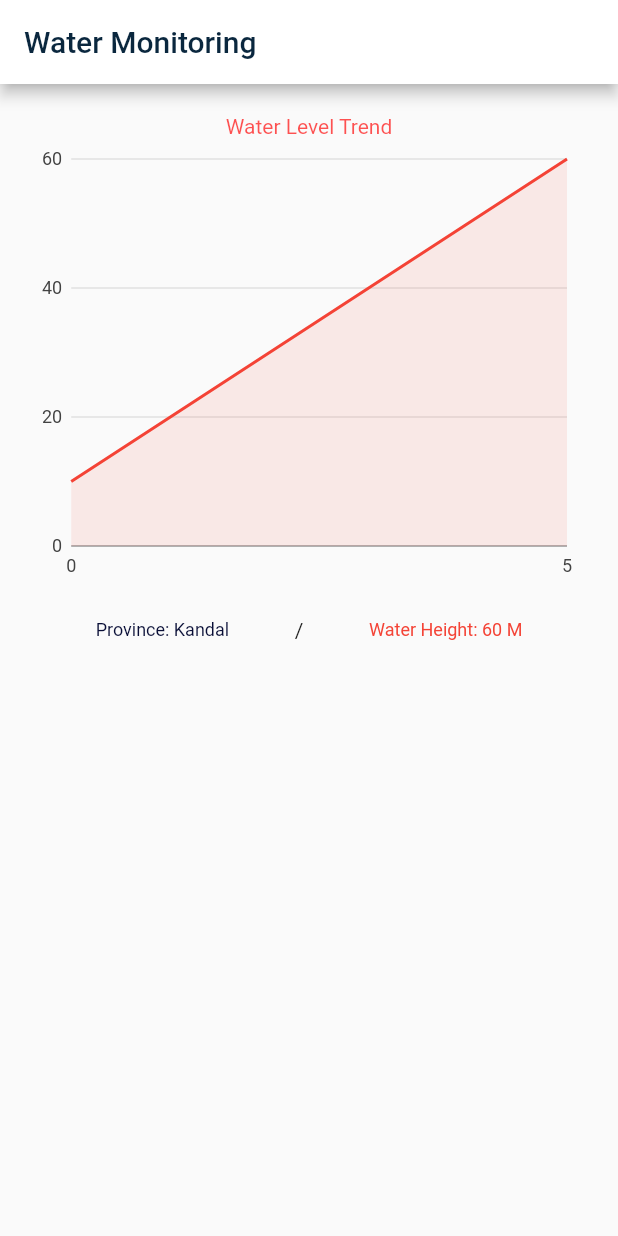
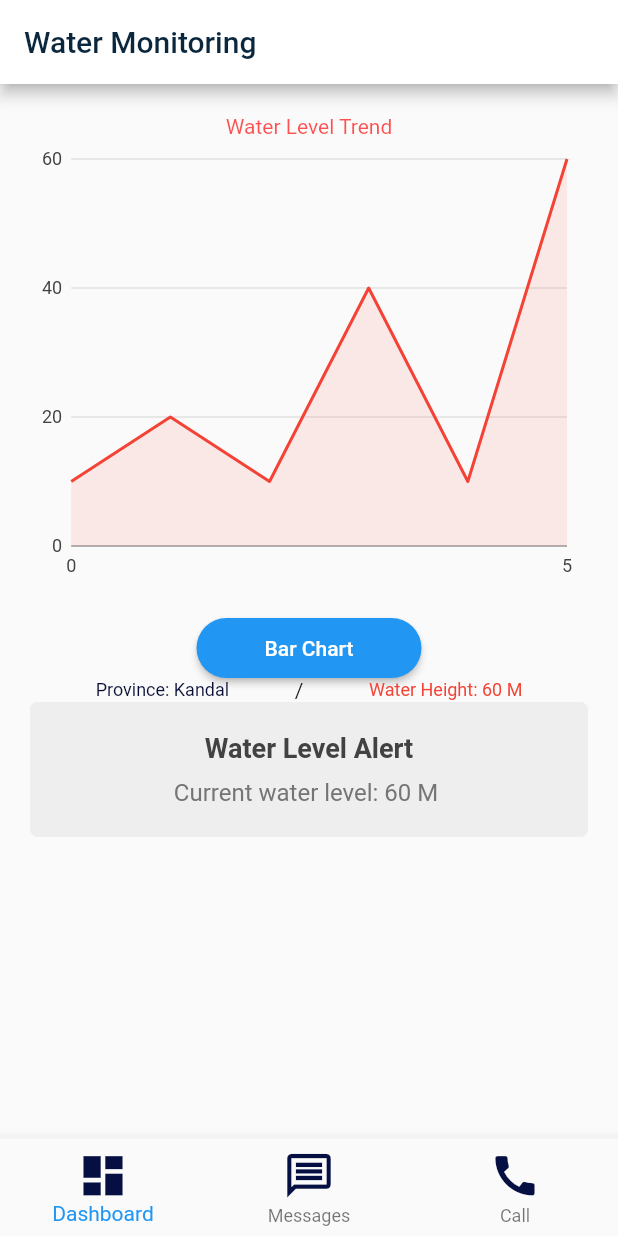
Before and after one commit to Thornsopanha/mrc-mobile-app, a Flutter app: the screen it shows after launch, on a phone screen of 412 x 824 dp. Run offline on Flutter 3.47's test engine with Material 2 defaults, Android fonts, the phone set to English and light mode, and no system bars; our stand-ins replace charts_flutter; Roboto replaces fonts that are missing (CADTMonoDisplay).

Commit message:
app ver2

```diff
--- a/mrc_mobile_app/lib/Funtions/button.dart
+++ b/mrc_mobile_app/lib/Funtions/button.dart
@@ -0,0 +1,36 @@
+import 'package:flutter/material.dart';
+
+class Button extends StatelessWidget {
+  const Button(
+      {Key? key,
+      this.label = "Label",
+      required Null Function() onPressed,
+      required Text child})
+      : super(key: key);
+
+  final String label;
+
+  @override
+  Widget build(BuildContext context) {
+    return SizedBox(
+      height: 40,
+      width: 150,
+      child: ElevatedButton(
+        onPressed: () {
+
+        }, // pass the onPressed callback here
+        style: ButtonStyle(
+            backgroundColor: MaterialStateProperty.all<Color>(
+                Theme.of(context).colorScheme.primary),
+            shape: MaterialStateProperty.all<RoundedRectangleBorder>(
+                RoundedRectangleBorder(
+              borderRadius: BorderRadius.circular(20),
+            ))),
+        child: Text(
+          label,
+          style: const TextStyle(fontFamily: 'CADTMonoDisplay'),
+        ),
+      ),
+    );
+  }
+}
--- /dev/null
+++ b/mrc_mobile_app/lib/Funtions/message_card1.dart
@@ -0,0 +1,40 @@
+import 'package:flutter/material.dart';
+
+class MessageCard1 extends StatelessWidget {
+  final String title;
+  final String content;
+
+  const MessageCard1({super.key, required this.title, required this.content});
+
+  @override
+  Widget build(BuildContext context) {
+    return Container(
+      width: double.infinity,
+      padding: EdgeInsets.all(20),
+      decoration: BoxDecoration(
+        color: Colors.grey[200],
+        borderRadius: BorderRadius.circular(5),
+      ),
+      child: Column(
+        children: <Widget>[
+          Text(
+            title,
+            style: TextStyle(
+              fontSize: 18,
+              fontWeight: FontWeight.bold,
+              color: Colors.grey[800],
+            ),
+          ),
+          const SizedBox(height: 10),
+          Text(
+            content,
+            style: TextStyle(
+              fontSize: 16,
+              color: Colors.grey[600],
+            ),
+          ),
+        ],
+      ),
+    );
+  }
+}
--- a/mrc_mobile_app/lib/homepage.dart
+++ b/mrc_mobile_app/lib/homepage.dart
@@ -1,5 +1,9 @@
 import 'package:flutter/material.dart';
 import 'package:charts_flutter/flutter.dart' as charts;
+import 'package:mrc_mobile_app/Funtions/button.dart';
+import 'package:mrc_mobile_app/message_page.dart';
+import 'Funtions/message_card1.dart';
+import 'Funtions/messege_card.dart';
 import 'providers/water_data_provider.dart';
 
 void main() => runApp(const Homepage());
@@ -31,11 +35,12 @@ class _MyHomePageState extends State<MyHomePage> {
   final List<WaterDataPoint> _data = [
     WaterDataPoint(0, 10, 'Kandal'),
     WaterDataPoint(1, 20, 'Kandal'),
-    WaterDataPoint(2, 30, 'Kandal'),
+    WaterDataPoint(2, 10, 'Kandal'),
     WaterDataPoint(3, 40, 'kandal'),
-    WaterDataPoint(4, 50, 'Kandal'),
+    WaterDataPoint(4, 10, 'Kandal'),
     WaterDataPoint(5, 60, 'Kandal'),
   ];
+  bool _isLineChart = true;
 
   @override
   Widget build(BuildContext context) {
@@ -62,21 +67,55 @@ class _MyHomePageState extends State<MyHomePage> {
                     fontSize: 14)),
             SizedBox(
                 height: 300,
-              child: charts.LineChart(
+                child: _isLineChart
+                    ? charts.LineChart(
                         [
                           charts.Series<WaterDataPoint, int>(
                             id: 'Water Level',
-                    colorFn: (_, __) => charts.MaterialPalette.red.shadeDefault,
+                            colorFn: (_, __) =>
+                                charts.MaterialPalette.red.shadeDefault,
                             data: _data,
-                    domainFn: (WaterDataPoint dataPoint, _) => dataPoint.time,
-                    measureFn: (WaterDataPoint dataPoint, _) => dataPoint.level,
+                            domainFn: (WaterDataPoint dataPoint, _) =>
+                                dataPoint.time,
+                            measureFn: (WaterDataPoint dataPoint, _) =>
+                                dataPoint.level,
                           ),
                         ],
                         animate: true,
-                defaultRenderer: charts.LineRendererConfig(includeArea: true),
+                        defaultRenderer:
+                            charts.LineRendererConfig(includeArea: true),
+                      )
+                    : charts.BarChart(
+                        [
+                          // charts.Series<WaterDataPoint, int>(
+                          //   id: 'Water Level',
+                          //   colorFn: (_, __) =>
+                          //       charts.MaterialPalette.red.shadeDefault,
+                          //   data: _data
+                          //       .map((point) =>
+                          //           charts.SeriesDatum(point.time, point.level))
+                          //       .toList(),
+                          //   domainFn: (charts.SeriesDatum point, _) =>
+                          //       point.domain,
+                          //   measureFn: (charts.SeriesDatum point, _) =>
+                          //       point.measure,
+                          // ),
+                        ],
+                        animate: true,
+                        barRendererDecorator: charts.BarLabelDecorator<int>(
+                          labelPosition: charts.BarLabelPosition.outside,
                         ),
+                      )),
+            const SizedBox(height: 20),
+            Button(
+              onPressed: () {
+                setState(() {
+                  _isLineChart = !_isLineChart;
+                });
+              },
+              label: 'Bar Chart',
+              child: const Text('Change to Bar Chart'),
             ),
-            const SizedBox(height: 20),
             Row(
               mainAxisAlignment: MainAxisAlignment.spaceEvenly,
               children: [
@@ -95,9 +134,58 @@ class _MyHomePageState extends State<MyHomePage> {
                         fontSize: 12)),
               ],
             ),
+            MessageCard1(
+              title: "Water Level Alert",
+              content: "Current water level: ${_data.last.level} M ",
+            ),
           ],
         ),
       ),
+      bottomNavigationBar: BottomNavigationBar(
+        items: const <BottomNavigationBarItem>[
+          BottomNavigationBarItem(
+            icon: Icon(
+              Icons.dashboard,
+              size: 35,
+              color: Color.fromARGB(255, 6, 15, 65),
+            ),
+            label: 'Dashboard',
+            backgroundColor: Color.fromARGB(255, 198, 198, 198),
+          ),
+          BottomNavigationBarItem(
+            icon: Icon(
+              Icons.message_outlined,
+              size: 35,
+              color: Color.fromARGB(255, 6, 15, 65),
+            ),
+            label: 'Messages',
+            backgroundColor: Color.fromARGB(255, 198, 198, 198),
+          ),
+          BottomNavigationBarItem(
+            icon: Icon(
+              Icons.call,
+              size: 35,
+              color: Color.fromARGB(255, 6, 15, 65),
+            ),
+            label: 'Call',
+            backgroundColor: Color.fromARGB(255, 198, 198, 198),
+          ),
+        ],
+        onTap: (int index) {
+          switch (index) {
+            case 1:
+              Navigator.push(
+                context,
+                MaterialPageRoute(
+                  builder: (context) => const MessagePage(),
+                ),
+              );
+              break;
+            // ... handle navigation for other pages ...
+          }
+        },
+      ),
+      // ... other widgets ...
     );
   }
 }
--- a/mrc_mobile_app/pubspec.yaml
+++ b/mrc_mobile_app/pubspec.yaml
@@ -30,7 +30,7 @@ environment:
 dependencies:
   flutter:
     sdk: flutter
-  assets:
+
 
 
   # The following adds the Cupertino Icons font to your application.
```
Also changed, not shown: mrc_mobile_app/lib/Funtions/messege_card.dart (added, +94 -0 lines), mrc_mobile_app/lib/message_page.dart (added, +66 -0 lines), mrc_mobile_app/pubspec.lock. Lines whose indentation alone changed are shown as unchanged.
